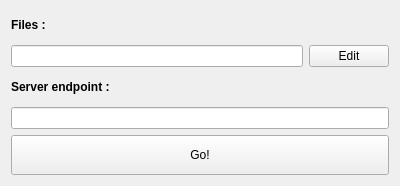
Old version of the form widget.ui in the repository AntoineCollot/KibanaUploader.
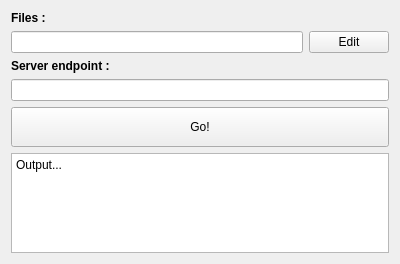
New version of the form.

Patch:
```diff
--- a/widget.ui
+++ b/widget.ui
@@ -7,7 +7,7 @@
     <x>0</x>
     <y>0</y>
     <width>400</width>
-    <height>186</height>
+    <height>264</height>
    </rect>
   </property>
   <property name="windowTitle">
@@ -68,6 +68,22 @@
      </property>
     </widget>
    </item>
+   <item>
+    <widget class="QPlainTextEdit" name="textEdit_Output">
+     <property name="enabled">
+      <bool>true</bool>
+     </property>
+     <property name="styleSheet">
+      <string notr="true"/>
+     </property>
+     <property name="readOnly">
+      <bool>true</bool>
+     </property>
+     <property name="plainText">
+      <string>Output...</string>
+     </property>
+    </widget>
+   </item>
   </layout>
  </widget>
  <layoutdefault spacing="6" margin="11"/>
```
